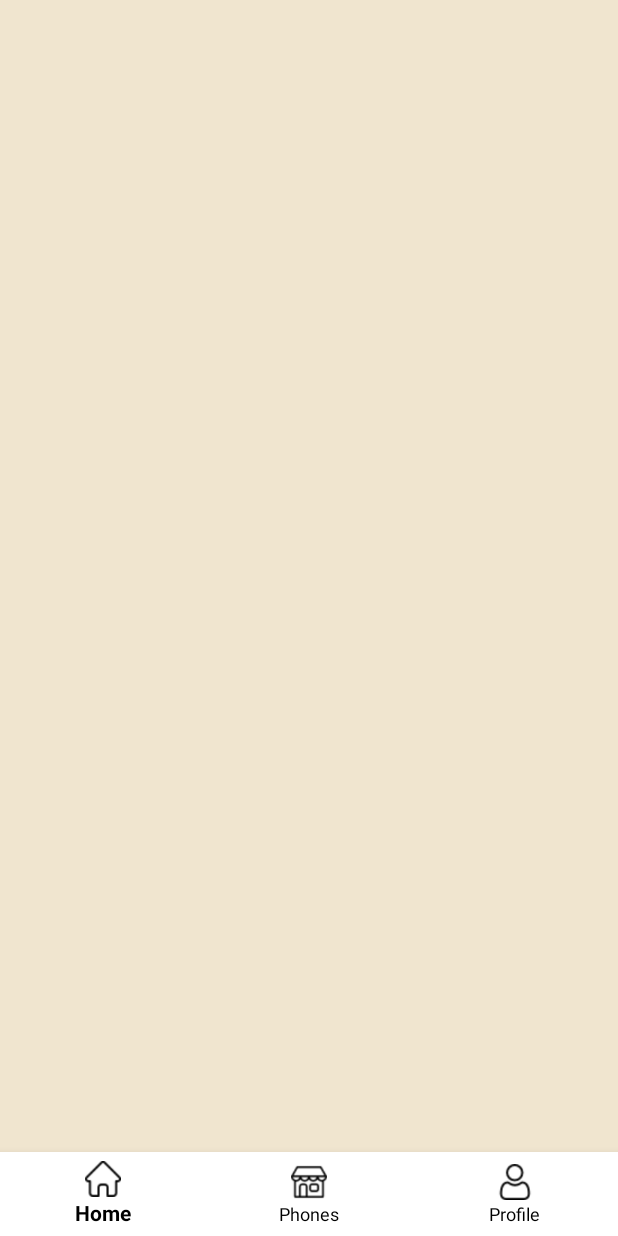
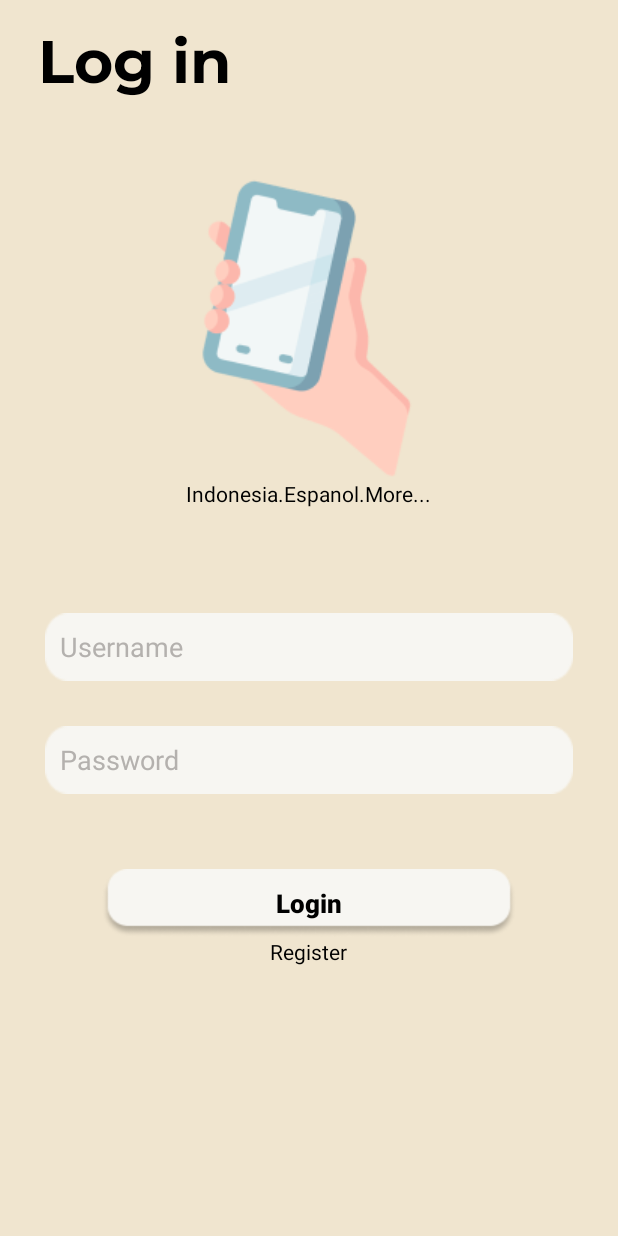
Before and after one commit to sidqiarasyid/PhoneStore, an Android app: the screen it shows after launch (MainActivity before the commit, Login after it), on a phone screen of 412 x 824 dp. Run offline under Robolectric (Android 15) with nearby library versions, the phone set to English and light mode, and no system bars; Roboto replaces fonts that are not available here.

Commit message:
feat[RZ]Login

```diff
--- /dev/null
+++ b/app/src/main/java/com/danta/sidqi/phonestore/Login.java
@@ -0,0 +1,59 @@
+package com.danta.sidqi.phonestore;
+
+import androidx.appcompat.app.AppCompatActivity;
+
+import android.content.Intent;
+import android.os.Build;
+import android.os.Bundle;
+import android.text.Html;
+import android.text.Spanned;
+import android.view.View;
+import android.widget.Button;
+import android.widget.EditText;
+import android.widget.TextView;
+import android.widget.Toast;
+
+public class Login extends AppCompatActivity {
+
+    EditText username, password;
+    Button btnLogin;
+    LoginHelper helper;
+
+    @Override
+    protected void onCreate(Bundle savedInstanceState) {
+        super.onCreate(savedInstanceState);
+        setContentView(R.layout.activity_login);
+
+        username = (EditText)findViewById(R.id.txUsername);
+        password = (EditText)findViewById(R.id.txPassword);
+        btnLogin = (Button)findViewById(R.id.btnLogin);
+
+        helper = new LoginHelper(this);
+
+        TextView btnRegister = (TextView)findViewById(R.id.btnRegister);
+
+        btnLogin.setOnClickListener(new View.OnClickListener() {
+            @Override
+            public void onClick(View v) {
+                String Username = username.getText().toString().trim();
+                String Password = password.getText().toString().trim();
+
+                Boolean res = helper.checkUser(Username, Password);
+                if (res == true){
+                    Toast.makeText(Login.this, "Login Sukses", Toast.LENGTH_SHORT).show();
+                    startActivity(new Intent(Login.this, MainActivity.class));
+                }else {
+                    Toast.makeText(Login.this, "Login Gagal coba lagi", Toast.LENGTH_SHORT).show();
+                }
+            }
+        });
+
+        btnRegister.setOnClickListener(new View.OnClickListener() {
+            @Override
+            public void onClick(View v) {
+                startActivity(new Intent(Login.this,Register.class));
+            }
+        });
+
+    }
+}
--- /dev/null
+++ b/app/src/main/java/com/danta/sidqi/phonestore/LoginHelper.java
@@ -0,0 +1,60 @@
+package com.danta.sidqi.phonestore;
+
+import android.content.ContentValues;
+import android.content.Context;
+import android.database.Cursor;
+import android.database.DatabaseErrorHandler;
+import android.database.sqlite.SQLiteDatabase;
+import android.database.sqlite.SQLiteOpenHelper;
+
+import androidx.annotation.NonNull;
+import androidx.annotation.Nullable;
+
+class LoginHelper extends SQLiteOpenHelper {
+
+    public static final String database_name = "db_login";
+    public static final String table_name = "table_login";
+
+    public static final String rov_id = "_id";
+    public static final String rov_username = "Username";
+    public static final String rov_password = "Password";
+
+    private SQLiteDatabase db;
+
+    public LoginHelper(Context context) {
+        super(context, database_name, null, 2);
+        db = getWritableDatabase();
+    }
+
+    @Override
+    public void onCreate(SQLiteDatabase db) {
+        String query = "CREATE TABLE " + table_name + "(" + rov_id + " INTEGER PRIMARY KEY AUTOINCREMENT, "
+                + rov_username + " TEXT," + rov_password + " TEXT)";
+        db.execSQL(query);
+    }
+
+    @Override
+    public void onUpgrade(SQLiteDatabase db, int oldVersion, int newVersion) {
+        db.execSQL("DROP TABLE IF EXISTS " + table_name);
+    }
+
+    public void insertData(ContentValues values){
+        db.insert(table_name, null, values);
+    }
+
+    public boolean checkUser(String username, String password){
+        String[] columns = {rov_id};
+        SQLiteDatabase db = getReadableDatabase();
+        String selection = rov_username + "=?" + " and " + rov_password + "=?";
+        String[] selectionArgs = {username,password};
+        Cursor cursor = db.query(table_name, columns, selection, selectionArgs, null, null, null);
+        int count = cursor.getCount();
+        cursor.close();
+        db.close();
+
+        if (count>0)
+            return true;
+        else
+            return false;
+    }
+}
--- a/app/src/main/java/com/danta/sidqi/phonestore/SplashActivity.java
+++ b/app/src/main/java/com/danta/sidqi/phonestore/SplashActivity.java
@@ -16,7 +16,7 @@ public class SplashActivity extends AppCompatActivity {
         new Handler().postDelayed(new Runnable() {
             @Override
             public void run() {
-                Intent intent = new Intent(SplashActivity.this, MainActivity.class);
+                Intent intent = new Intent(SplashActivity.this, Login.class);
                 startActivity(intent);
                 finish();
             }
--- /dev/null
+++ b/app/src/main/res/layout/activity_login.xml
@@ -0,0 +1,85 @@
+<?xml version="1.0" encoding="utf-8"?>
+<LinearLayout
+    xmlns:android="http://schemas.android.com/apk/res/android"
+    xmlns:app="http://schemas.android.com/apk/res-auto"
+    xmlns:tools="http://schemas.android.com/tools"
+    android:layout_width="match_parent"
+    android:layout_height="match_parent"
+    android:orientation="vertical"
+    android:background="#F0E5CF"
+    tools:context=".Login">
+
+    <TextView
+        android:layout_width="wrap_content"
+        android:layout_height="wrap_content"
+        android:text="Log in"
+        android:fontFamily="@font/montserrat_bold"
+        android:textSize="40dp"
+        android:textColor="@color/black"
+        android:layout_marginLeft="25dp"
+        android:layout_marginTop="15dp"/>
+
+    <ImageView
+        android:layout_width="wrap_content"
+        android:layout_height="wrap_content"
+        android:src="@drawable/imglogin"
+        android:layout_gravity="center"
+        android:layout_marginTop="40dp"
+        />
+    <TextView
+        android:layout_width="wrap_content"
+        android:layout_height="wrap_content"
+        android:layout_gravity="center"
+        android:textColor="@color/black"
+        android:text="Indonesia.Espanol.More..."/>
+
+    <EditText
+        android:textColor="@color/black"
+        android:padding="10dp"
+        android:id="@+id/txUsername"
+        android:layout_marginRight="30dp"
+        android:layout_marginLeft="30dp"
+        android:layout_marginTop="70dp"
+        android:textColorHint="#B4B1AE"
+        android:layout_width="match_parent"
+        android:layout_height="45dp"
+        android:background="@drawable/kotak"
+        android:inputType="text"
+        android:hint="Username" />
+
+    <EditText
+        android:textColor="@color/black"
+        android:padding="10dp"
+        android:id="@+id/txPassword"
+        android:layout_marginRight="30dp"
+        android:layout_marginLeft="30dp"
+        android:layout_marginTop="30dp"
+        android:textColorHint="#B4B1AE"
+        android:layout_width="match_parent"
+        android:layout_height="45dp"
+        android:background="@drawable/kotak"
+        android:inputType="textPassword"
+        android:hint="Password" />
+
+    <Button
+        android:id="@+id/btnLogin"
+        android:textSize="17dp"
+        android:textStyle="bold"
+        android:layout_marginTop="50dp"
+        android:textColor="@color/black"
+        android:textAllCaps="false"
+        android:text="Login"
+        android:background="@drawable/btnlogin"
+        android:layout_gravity="center"
+        android:layout_width="276dp"
+        android:layout_height="45dp"/>
+
+    <TextView
+        android:id="@+id/btnRegister"
+        android:layout_width="wrap_content"
+        android:layout_height="wrap_content"
+        android:layout_gravity="center"
+        android:textColor="@color/black"
+        android:text="Register"/>
+
+</LinearLayout>
--- a/app/src/main/res/layout/home_item.xml
+++ b/app/src/main/res/layout/home_item.xml
@@ -3,7 +3,9 @@
     android:layout_width="match_parent"
     android:layout_height="match_parent"
     android:orientation="vertical"
-    >
+    android:background="#F0E5CF">
+
+
     <TextView
         android:layout_width="wrap_content"
         android:layout_height="wrap_content"
```
Also changed, not shown: app/src/main/AndroidManifest.xml (+12 -7 lines), app/src/main/java/com/danta/sidqi/phonestore/Register.java (added, +69 -0 lines), app/src/main/res/layout/activity_register.xml (added, +106 -0 lines), app/src/main/res/drawable-v24/btnlogin.png (added), app/src/main/res/drawable-v24/imglogin.png (added), app/src/main/res/drawable-v24/kotak.png (added).
